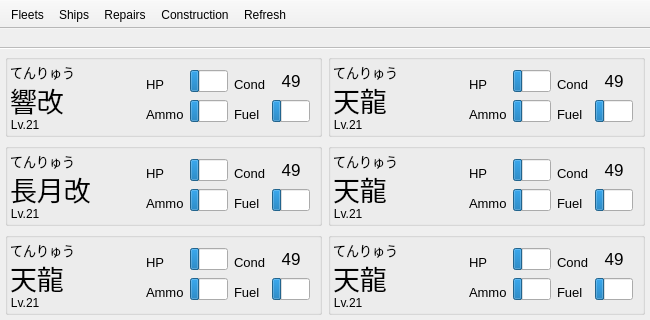
Before: the Qt Designer form KCMainWindow.ui in KanColleTool/kct-tool, drawn with Qt 5.
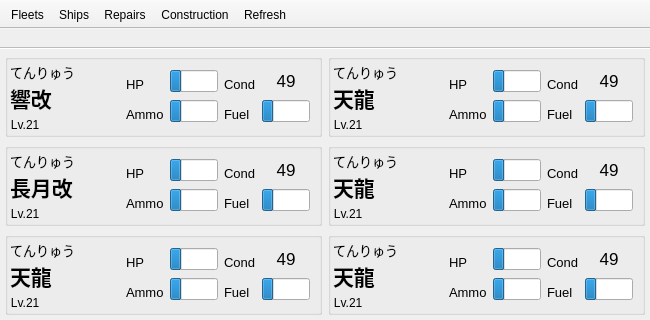
After: the same form once the commit is applied. The open tabs and pages were chosen to show the change.

Diff of the .ui file:
```diff
--- a/KCMainWindow.ui
+++ b/KCMainWindow.ui
@@ -101,7 +101,7 @@
            <item row="0" column="1">
             <widget class="QGroupBox" name="fleetBox2">
              <property name="sizePolicy">
-              <sizepolicy hsizetype="Preferred" vsizetype="Maximum">
+              <sizepolicy hsizetype="Preferred" vsizetype="Minimum">
                <horstretch>0</horstretch>
                <verstretch>0</verstretch>
               </sizepolicy>
@@ -153,20 +153,22 @@
                   </property>
                   <property name="minimumSize">
                    <size>
-                    <width>130</width>
+                    <width>110</width>
                     <height>0</height>
                    </size>
                   </property>
                   <property name="maximumSize">
                    <size>
-                    <width>130</width>
+                    <width>110</width>
                     <height>16777215</height>
                    </size>
                   </property>
                   <property name="font">
                    <font>
                     <family>MS Gothic</family>
-                    <pointsize>20</pointsize>
+                    <pointsize>16</pointsize>
+                    <weight>75</weight>
+                    <bold>true</bold>
                    </font>
                   </property>
                   <property name="text">
@@ -174,6 +176,19 @@
                   </property>
                  </widget>
                 </item>
+                <item>
+                 <spacer name="verticalSpacer_28">
+                  <property name="orientation">
+                   <enum>Qt::Vertical</enum>
+                  </property>
+                  <property name="sizeHint" stdset="0">
+                   <size>
+                    <width>20</width>
+                    <height>40</height>
+                   </size>
+                  </property>
+                 </spacer>
+                </item>
                 <item>
                  <layout class="QFormLayout" name="formLayout_3">
                   <property name="fieldGrowthPolicy">
@@ -202,14 +217,20 @@
               </item>
               <item>
                <layout class="QGridLayout" name="gridLayout_2">
+                <property name="topMargin">
+                 <number>2</number>
+                </property>
                 <property name="rightMargin">
                  <number>6</number>
                 </property>
+                <property name="bottomMargin">
+                 <number>2</number>
+                </property>
                 <property name="horizontalSpacing">
                  <number>6</number>
                 </property>
                 <property name="verticalSpacing">
-                 <number>0</number>
+                 <number>2</number>
                 </property>
                 <item row="0" column="3">
                  <widget class="QLabel" name="fleetCond2">
@@ -351,7 +372,7 @@
            <item row="1" column="1">
             <widget class="QGroupBox" name="fleetBox4">
              <property name="sizePolicy">
-              <sizepolicy hsizetype="Preferred" vsizetype="Maximum">
+              <sizepolicy hsizetype="Preferred" vsizetype="Minimum">
                <horstretch>0</horstretch>
                <verstretch>0</verstretch>
               </sizepolicy>
@@ -403,20 +424,22 @@
                   </property>
                   <property name="minimumSize">
                    <size>
-                    <width>130</width>
+                    <width>110</width>
                     <height>0</height>
                    </size>
                   </property>
                   <property name="maximumSize">
                    <size>
-                    <width>130</width>
+                    <width>110</width>
                     <height>16777215</height>
                    </size>
                   </property>
                   <property name="font">
                    <font>
                     <family>MS Gothic</family>
-                    <pointsize>20</pointsize>
+                    <pointsize>16</pointsize>
+                    <weight>75</weight>
+                    <bold>true</bold>
                    </font>
                   </property>
                   <property name="text">
@@ -424,6 +447,19 @@
                   </property>
                  </widget>
                 </item>
+                <item>
+                 <spacer name="verticalSpacer_27">
+                  <property name="orientation">
+                   <enum>Qt::Vertical</enum>
+                  </property>
+                  <property name="sizeHint" stdset="0">
+                   <size>
+                    <width>20</width>
+                    <height>40</height>
+                   </size>
+                  </property>
+                 </spacer>
+                </item>
                 <item>
                  <layout class="QFormLayout" name="formLayout_2">
                   <property name="fieldGrowthPolicy">
@@ -452,14 +488,20 @@
               </item>
               <item>
                <layout class="QGridLayout" name="gridLayout_7">
+                <property name="topMargin">
+                 <number>2</number>
+                </property>
                 <property name="rightMargin">
                  <number>6</number>
                 </property>
+                <property name="bottomMargin">
+                 <number>2</number>
+                </property>
                 <property name="horizontalSpacing">
                  <number>6</number>
                 </property>
                 <property name="verticalSpacing">
-                 <number>0</number>
+                 <number>2</number>
                 </property>
                 <item row="0" column="3">
                  <widget class="QLabel" name="fleetCond4">
@@ -601,7 +643,7 @@
            <item row="1" column="0">
             <widget class="QGroupBox" name="fleetBox3">
              <property name="sizePolicy">
-              <sizepolicy hsizetype="Preferred" vsizetype="Maximum">
+              <sizepolicy hsizetype="Preferred" vsizetype="Minimum">
                <horstretch>0</horstretch>
                <verstretch>0</verstretch>
               </sizepolicy>
@@ -653,20 +695,22 @@
                   </property>
                   <property name="minimumSize">
                    <size>
-                    <width>130</width>
+                    <width>110</width>
                     <height>0</height>
                    </size>
                   </property>
                   <property name="maximumSize">
                    <size>
-                    <width>130</width>
+                    <width>110</width>
                     <height>16777215</height>
                    </size>
                   </property>
                   <property name="font">
                    <font>
                     <family>MS Gothic</family>
-                    <pointsize>20</pointsize>
+                    <pointsize>16</pointsize>
+                    <weight>75</weight>
+                    <bold>true</bold>
                    </font>
                   </property>
                   <property name="text">
@@ -674,6 +718,19 @@
                   </property>
                  </widget>
                 </item>
+                <item>
+                 <spacer name="verticalSpacer_23">
+                  <property name="orientation">
+                   <enum>Qt::Vertical</enum>
+                  </property>
+                  <property name="sizeHint" stdset="0">
+                   <size>
+                    <width>20</width>
+                    <height>40</height>
+                   </size>
+                  </property>
+                 </spacer>
+                </item>
                 <item>
                  <layout class="QFormLayout" name="formLayout_5">
                   <property name="fieldGrowthPolicy">
@@ -702,14 +759,20 @@
               </item>
               <item>
                <layout class="QGridLayout" name="gridLayout_4">
+                <property name="topMargin">
+                 <number>2</number>
+                </property>
                 <property name="rightMargin">
                  <number>6</number>
                 </property>
+                <property name="bottomMargin">
+                 <number>2</number>
+                </property>
                 <property name="horizontalSpacing">
                  <number>6</number>
                 </property>
                 <property name="verticalSpacing">
-                 <number>0</number>
+                 <number>2</number>
                 </property>
                 <item row="1" column="0">
                  <widget class="QLabel" name="label_5">
@@ -851,7 +914,7 @@
            <item row="2" column="0">
             <widget class="QGroupBox" name="fleetBox5">
              <property name="sizePolicy">
-              <sizepolicy hsizetype="Preferred" vsizetype="Maximum">
+              <sizepolicy hsizetype="Preferred" vsizetype="Minimum">
                <horstretch>0</horstretch>
                <verstretch>0</verstretch>
               </sizepolicy>
@@ -903,20 +966,22 @@
                   </property>
                   <property name="minimumSize">
                    <size>
-                    <width>130</width>
+                    <width>110</width>
                     <height>0</height>
                    </size>
                   </property>
                   <property name="maximumSize">
                    <size>
-                    <width>130</width>
+                    <width>110</width>
                     <height>16777215</height>
                    </size>
                   </property>
                   <property name="font">
                    <font>
                     <family>MS Gothic</family>
-                    <pointsize>20</pointsize>
+                    <pointsize>16</pointsize>
+                    <weight>75</weight>
+                    <bold>true</bold>
                    </font>
                   </property>
                   <property name="text">
@@ -924,6 +989,19 @@
                   </property>
                  </widget>
                 </item>
+                <item>
+                 <spacer name="verticalSpacer_25">
+                  <property name="orientation">
+                   <enum>Qt::Vertical</enum>
+                  </property>
+                  <property name="sizeHint" stdset="0">
+                   <size>
+                    <width>20</width>
+                    <height>40</height>
+                   </size>
+                  </property>
+                 </spacer>
+                </item>
                 <item>
                  <layout class="QFormLayout" name="formLayout_6">
                   <property name="fieldGrowthPolicy">
@@ -952,14 +1030,20 @@
               </item>
               <item>
                <layout class="QGridLayout" name="gridLayout_5">
+                <property name="topMargin">
+                 <number>2</number>
+                </property>
                 <property name="rightMargin">
                  <number>6</number>
                 </property>
+                <property name="bottomMargin">
+                 <number>2</number>
+                </property>
                 <property name="horizontalSpacing">
                  <number>6</number>
                 </property>
                 <property name="verticalSpacing">
-                 <number>0</number>
+                 <number>2</number>
                 </property>
                 <item row="1" column="0">
                  <widget class="QLabel" name="label_84">
@@ -1104,7 +1188,7 @@
               <bool>true</bool>
              </property>
              <property name="sizePolicy">
-              <sizepolicy hsizetype="Preferred" vsizetype="Maximum">
+              <sizepolicy hsizetype="Preferred" vsizetype="Minimum">
                <horstretch>0</horstretch>
                <verstretch>0</verstretch>
               </sizepolicy>
@@ -1156,20 +1240,22 @@
                   </property>
                   <property name="minimumSize">
                    <size>
-                    <width>130</width>
+                    <width>110</width>
                     <height>0</height>
                    </size>
                   </property>
                   <property name="maximumSize">
                    <size>
-                    <width>130</width>
+                    <width>110</width>
                     <height>16777215</height>
                    </size>
                   </property>
                   <property name="font">
                    <font>
                     <family>MS Gothic</family>
-                    <pointsize>20</pointsize>
+                    <pointsize>16</pointsize>
+                    <weight>75</weight>
+                    <bold>true</bold>
                    </font>
                   </property>
                   <property name="text">
@@ -1177,6 +1263,19 @@
                   </property>
                  </widget>
                 </item>
+                <item>
+                 <spacer name="verticalSpacer_26">
+                  <property name="orientation">
+                   <enum>Qt::Vertical</enum>
+                  </property>
+                  <property name="sizeHint" stdset="0">
+                   <size>
+                    <width>20</width>
+                    <height>40</height>
+                   </size>
+                  </property>
+                 </spacer>
+                </item>
                 <item>
                  <layout class="QFormLayout" name="formLayout">
                   <property name="fieldGrowthPolicy">
@@ -1205,14 +1304,20 @@
               </item>
               <item>
                <layout class="QGridLayout" name="gridLayout_6">
+                <property name="topMargin">
+                 <number>2</number>
+                </property>
                 <property name="rightMargin">
                  <number>6</number>
                 </property>
+                <property name="bottomMargin">
+                 <number>2</number>
+                </property>
                 <property name="horizontalSpacing">
                  <number>6</number>
                 </property>
                 <property name="verticalSpacing">
-                 <number>0</number>
+                 <number>2</number>
                 </property>
                 <item row="1" column="3">
                  <widget class="QProgressBar" name="fleetFuelBar6">
@@ -1354,7 +1459,7 @@
            <item row="0" column="0">
             <widget class="QGroupBox" name="fleetBox1">
              <property name="sizePolicy">
-              <sizepolicy hsizetype="Preferred" vsizetype="Maximum">
+              <sizepolicy hsizetype="Preferred" vsizetype="Minimum">
                <horstretch>0</horstretch>
                <verstretch>0</verstretch>
               </sizepolicy>
@@ -1406,20 +1511,22 @@
                   </property>
                   <property name="minimumSize">
                    <size>
-                    <width>130</width>
+                    <width>110</width>
                     <height>0</height>
                    </size>
                   </property>
                   <property name="maximumSize">
                    <size>
-                    <width>130</width>
+                    <width>110</width>
                     <height>16777215</height>
                    </size>
                   </property>
                   <property name="font">
                    <font>
                     <family>MS Gothic</family>
-                    <pointsize>20</pointsize>
+                    <pointsize>16</pointsize>
+                    <weight>75</weight>
+                    <bold>true</bold>
                    </font>
                   </property>
                   <property name="text">
@@ -1427,6 +1534,19 @@
                   </property>
                  </widget>
                 </item>
+                <item>
+                 <spacer name="verticalSpacer_24">
+                  <property name="orientation">
+                   <enum>Qt::Vertical</enum>
+                  </property>
+                  <property name="sizeHint" stdset="0">
+                   <size>
+                    <width>20</width>
+                    <height>40</height>
+                   </size>
+                  </property>
+                 </spacer>
+                </item>
                 <item>
                  <layout class="QFormLayout" name="formLayout_4">
                   <property name="fieldGrowthPolicy">
@@ -1455,14 +1575,20 @@
               </item>
               <item>
                <layout class="QGridLayout" name="gridLayout_3">
+                <property name="topMargin">
+                 <number>2</number>
+                </property>
                 <property name="rightMargin">
                  <number>6</number>
                 </property>
+                <property name="bottomMargin">
+                 <number>2</number>
+                </property>
                 <property name="horizontalSpacing">
                  <number>6</number>
                 </property>
                 <property name="verticalSpacing">
-                 <number>0</number>
+                 <number>2</number>
                 </property>
                 <item row="0" column="1">
                  <widget class="QProgressBar" name="fleetHpBar1">
```
Left out of the diff: 2 changed lines with no effect on the pictures.
